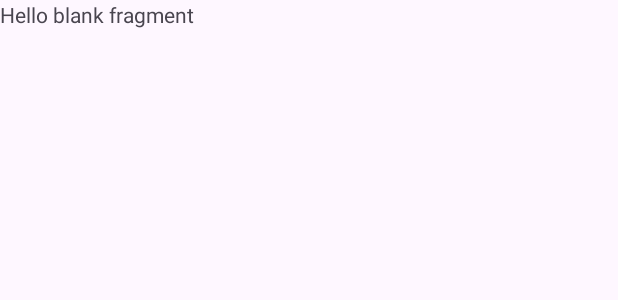
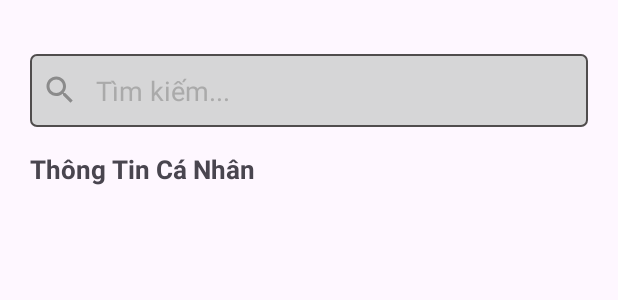
Before and after one commit to CongPhuoc-gum/BaiKiemTraCK-Nhom5, an Android app: the layout fragment_home.xml on its own in the app's theme, with its tools: preview values and no code run, on a phone screen of 412 x 824 dp. Shown: the top 300 px of the screen. Run offline under Robolectric (Android 15) with nearby library versions, the phone set to English and light mode, and no system bars.

Commit message:
fragment home

```diff
--- /dev/null
+++ b/app/src/main/res/drawable/ic_search.xml
@@ -0,0 +1,5 @@
+<vector xmlns:android="http://schemas.android.com/apk/res/android" android:height="24dp" android:tint="#8B8B8B" android:viewportHeight="24" android:viewportWidth="24" android:width="24dp">
+
+    <path android:fillColor="@android:color/white" android:pathData="M15.5,14h-0.79l-0.28,-0.27C15.41,12.59 16,11.11 16,9.5 16,5.91 13.09,3 9.5,3S3,5.91 3,9.5 5.91,16 9.5,16c1.61,0 3.09,-0.59 4.23,-1.57l0.27,0.28v0.79l5,4.99L20.49,19l-4.99,-5zM9.5,14C7.01,14 5,11.99 5,9.5S7.01,5 9.5,5 14,7.01 14,9.5 11.99,14 9.5,14z"/>
+
+</vector>
--- /dev/null
+++ b/app/src/main/res/drawable/search_background.xml
@@ -0,0 +1,8 @@
+<?xml version="1.0" encoding="utf-8"?>
+<shape xmlns:android="http://schemas.android.com/apk/res/android">
+    <solid android:color="@color/light_gray_2" />
+    <stroke
+        android:width="1dp"
+        android:color="#504D4D"/>
+    <corners android:radius="4dp"/>
+</shape>
--- a/app/src/main/res/layout/fragment_home.xml
+++ b/app/src/main/res/layout/fragment_home.xml
@@ -1,14 +1,74 @@
 <?xml version="1.0" encoding="utf-8"?>
-<FrameLayout xmlns:android="http://schemas.android.com/apk/res/android"
+<LinearLayout xmlns:android="http://schemas.android.com/apk/res/android"
     xmlns:tools="http://schemas.android.com/tools"
     android:layout_width="match_parent"
     android:layout_height="match_parent"
-    tools:context="fragment.fragment_home">
+    tools:context="fragment.fragment_home"
+    android:orientation="vertical"
+    android:padding="10dp">
+    <androidx.core.widget.NestedScrollView
+        android:id="@+id/nested_scroll_view"
+        android:layout_width="match_parent"
+        android:layout_height="match_parent">
 
-    <!-- TODO: Update blank fragment layout -->
-    <TextView
-        android:layout_width="match_parent"
-        android:layout_height="match_parent"
-        android:text="@string/hello_blank_fragment" />
+        <!-- Vertical LinearLayout containing all content -->
+        <LinearLayout
+            android:layout_width="match_parent"
+            android:layout_height="wrap_content"
+            android:orientation="vertical"
+            android:padding="10dp">
 
-</FrameLayout>
+            <LinearLayout
+                android:layout_width="match_parent"
+                android:layout_height="wrap_content"
+                android:orientation="horizontal"
+                android:padding="8dp"
+                android:layout_marginTop="16dp"
+                android:background="@drawable/search_background"
+                android:gravity="center_vertical">
+
+                <ImageView
+                    android:layout_width="24dp"
+                    android:layout_height="24dp"
+                    android:src="@drawable/ic_search"
+                    android:contentDescription="Search Icon"
+                    android:layout_marginEnd="8dp" />
+
+                <EditText
+                    android:id="@+id/search_input"
+                    android:layout_width="0dp"
+                    android:layout_height="wrap_content"
+                    android:layout_weight="1"
+                    android:hint="Tìm kiếm..."
+                    android:background="@android:color/transparent"
+                    android:inputType="text"
+                    android:textColor="@android:color/black"
+                    android:textColorHint="@android:color/darker_gray"
+                    android:padding="4dp" />
+            </LinearLayout>
+
+            <LinearLayout
+                android:layout_width="match_parent"
+                android:layout_height="wrap_content"
+                android:layout_marginTop="16dp">
+
+                <TextView
+                    android:layout_width="0dp"
+                    android:layout_height="wrap_content"
+                    android:layout_weight="1"
+                    android:textStyle="bold"
+                    android:text="Thông Tin Cá Nhân"
+                    android:textSize="17sp" />
+            </LinearLayout>
+
+            <androidx.recyclerview.widget.RecyclerView
+                android:id="@+id/thongtinRc"
+                android:layout_width="match_parent"
+                android:layout_height="wrap_content"
+                android:orientation="horizontal"
+                android:scrollbars="none"
+                android:layout_marginTop="10dp"/>
+
+        </LinearLayout>
+    </androidx.core.widget.NestedScrollView>
+</LinearLayout>
```
